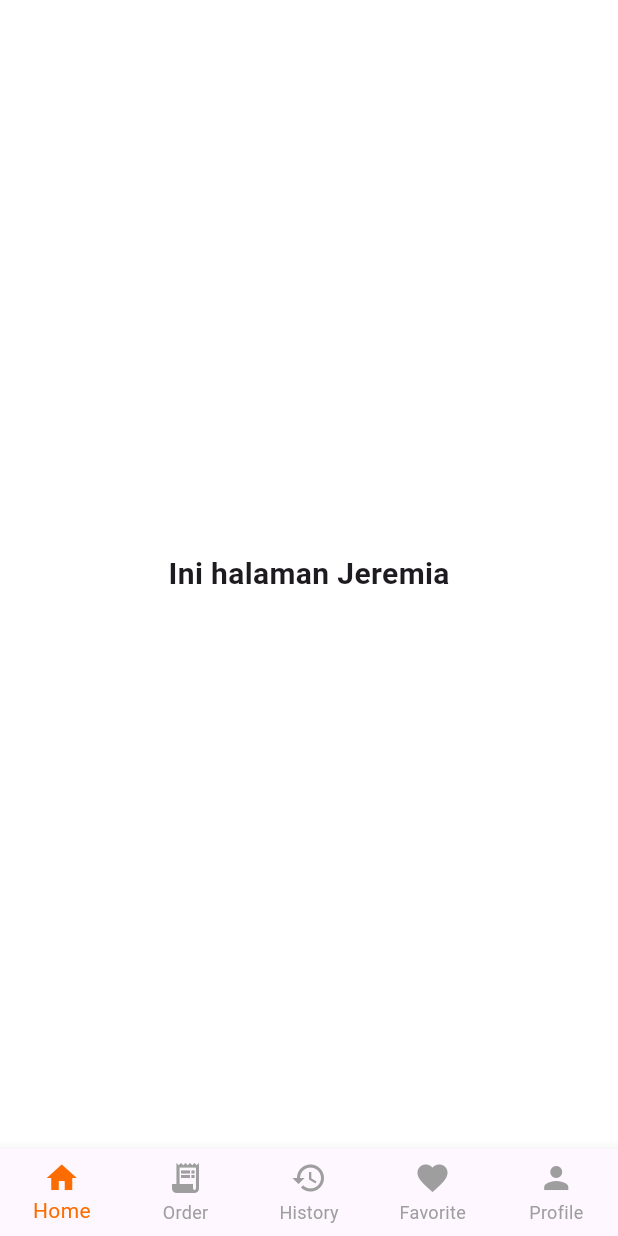
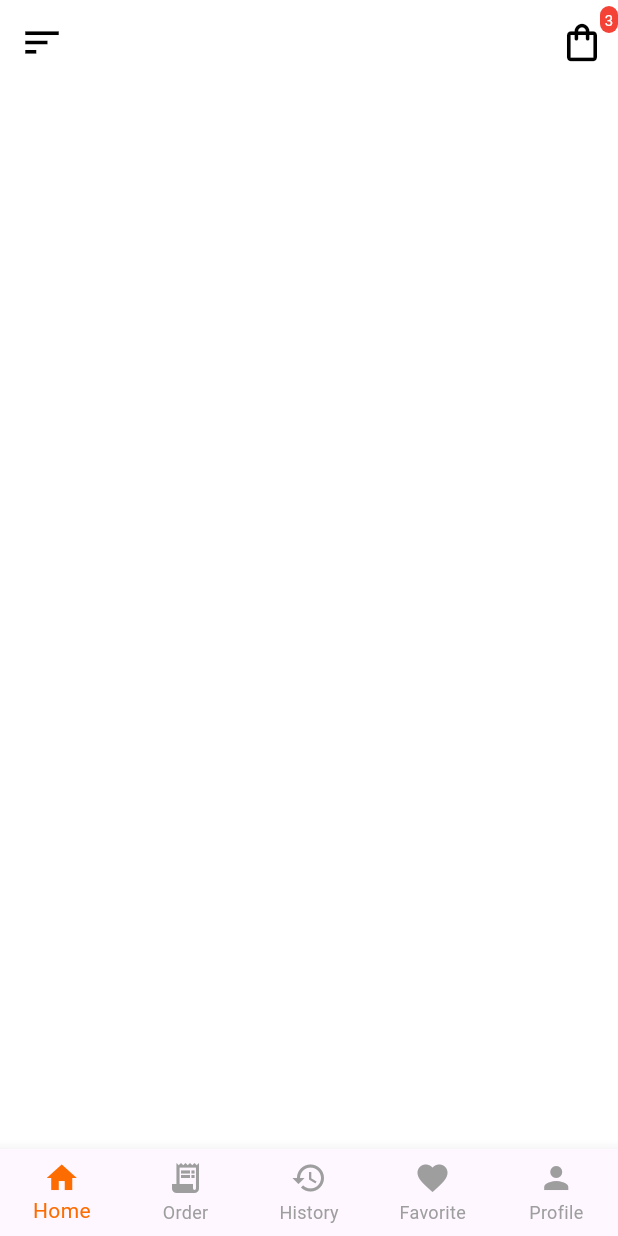
Before and after one commit to ChrisGit889/eatzy_food_delivery, a Flutter app: the screen it shows after launch, on a phone screen of 412 x 824 dp. Run offline on Flutter 3.47's test engine with Material 3 defaults, Android fonts, the phone set to English and light mode, and no system bars.

Commit message:
Refactor HomeScreen layout to include AppBar and shopping bag icon

```diff
--- a/lib/screens/home_screen.dart
+++ b/lib/screens/home_screen.dart
@@ -5,10 +5,55 @@ class HomeScreen extends StatelessWidget {
 
   @override
   Widget build(BuildContext context) {
-    return const Scaffold(
+    return Scaffold(
       body: Center(
-        child: Text("Ini halaman Jeremia",
-            style: TextStyle(fontSize: 20, fontWeight: FontWeight.bold)),
+        child: Column(
+          crossAxisAlignment: CrossAxisAlignment.start,
+          children: [
+            AppBar(
+              backgroundColor: Colors.white,
+              elevation: 0,
+              leading: IconButton(
+                onPressed: () {},
+                icon: const Icon(Icons.sort, size: 30, color: Colors.black),
+              ),
+              actions: [
+                Stack(
+                  alignment: Alignment.topRight,
+                  children: [
+                    IconButton(
+                      onPressed: () {},
+                      icon: const Icon(
+                        Icons.shopping_bag_outlined,
+                        size: 30,
+                        color: Colors.black,
+                      ),
+                    ),
+                    Positioned(
+                      right: 0,
+                      child: Container(
+                        padding: const EdgeInsets.all(2),
+                        decoration: BoxDecoration(
+                          color: Colors.red,
+                          borderRadius: BorderRadius.circular(6),
+                        ),
+                        constraints: const BoxConstraints(
+                          minWidth: 12,
+                          minHeight: 12,
+                        ),
+                        child: const Text(
+                          '3',
+                          style: TextStyle(color: Colors.white, fontSize: 10),
+                          textAlign: TextAlign.center,
+                        ),
+                      ),
+                    ),
+                  ],
+                ),
+              ],
+            ),
+          ],
+        ),
       ),
     );
   }
```
